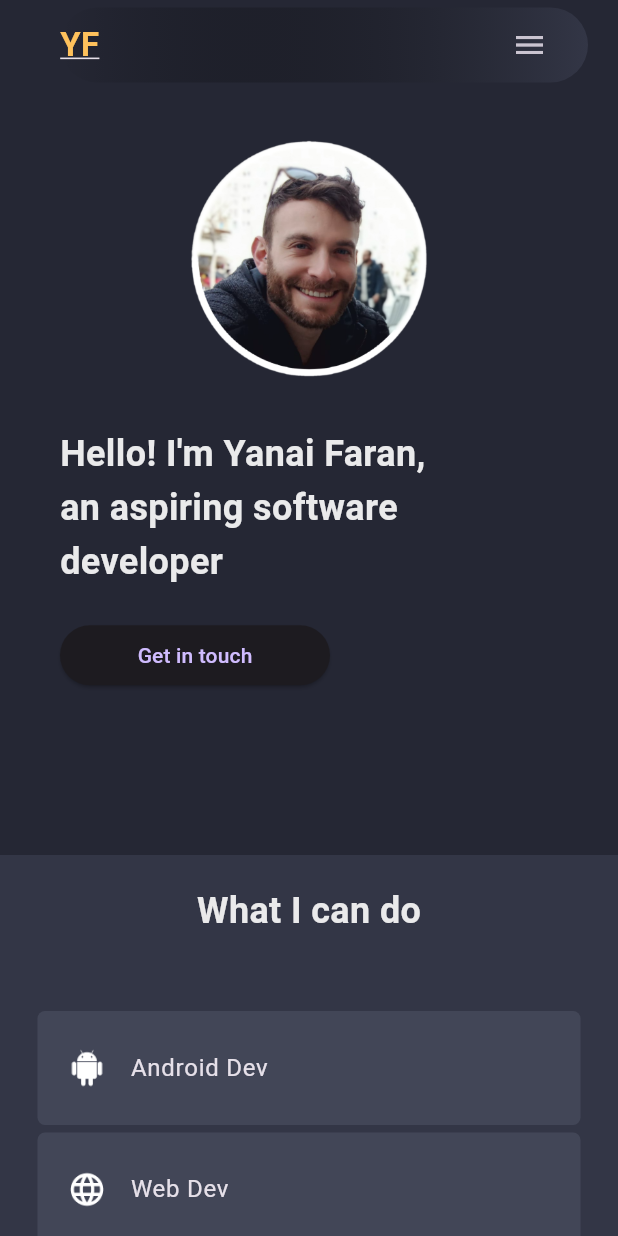
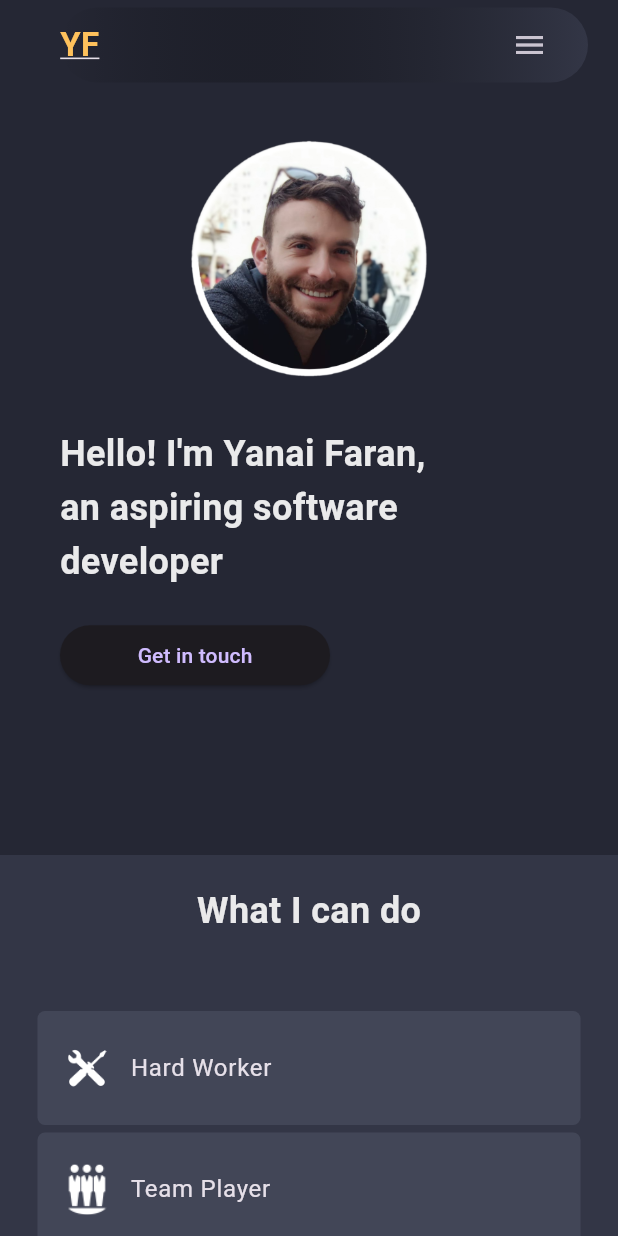
Before and after one commit to Yanai99/flutter-portfolio, a Flutter app: the screen it shows after launch, on a phone screen of 412 x 824 dp. Run offline on Flutter 3.47's test engine with Material 3 defaults, Android fonts, the phone set to English and light mode, and no system bars; missing offline and left inert: dart:js.

Commit message:
updated skills and part of projects

```diff
--- a/lib/constants/skill_items.dart
+++ b/lib/constants/skill_items.dart
@@ -1,19 +1,19 @@
 const List<Map> platformItems = [
   {
-    "img": "assets/android_icon.png",
-    "title": "Android Dev",
+    "img": "assets/tools.png",
+    "title": "Hard Worker",
   },
   {
-    "img": "assets/web_icon.png",
-    "title": "Web Dev",
+    "img": "assets/together.png",
+    "title": "Team Player",
   },
   {
-    "img": "assets/ios_icon.png",
-    "title": "IOS Dev",
+    "img": "assets/light_bulb.png",
+    "title": "Fast Learner",
   },
   {
-    "img": "assets/desktop_icon.png",
-    "title": "Desktop Dev",
+    "img": "assets/thumbs_up.png",
+    "title": "Initiative taker",
   }
 ];
 
@@ -39,12 +39,12 @@ const List<Map> skillItems = [
     "title": "JS",
   },
   {
-    "img": "assets/hugo.png",
-    "title": "Hugo",
+    "img": "assets/C.png",
+    "title": "C",
   },
   {
-    "img": "assets/docker.png",
-    "title": "Docker",
+    "img": "assets/C++.png",
+    "title": "C++",
   },
   {
     "img": "assets/python.png",
```
Also changed, not shown: lib/utils/project_utils.dart (+4 -31 lines), assets/C++.png (added), assets/C.png (added), assets/light_bulb.png (added), assets/projects/02.png, assets/projects/03.png, assets/projects/1.png, assets/thumbs_up.png (added), assets/together.png (added), assets/tools.png (added).
